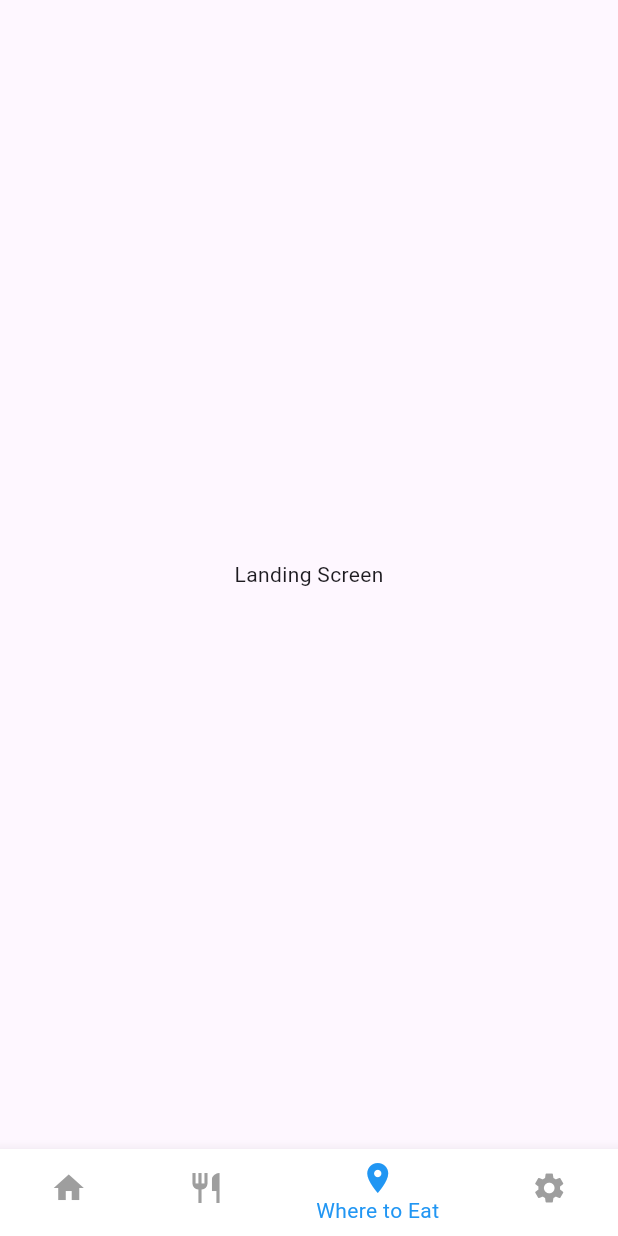
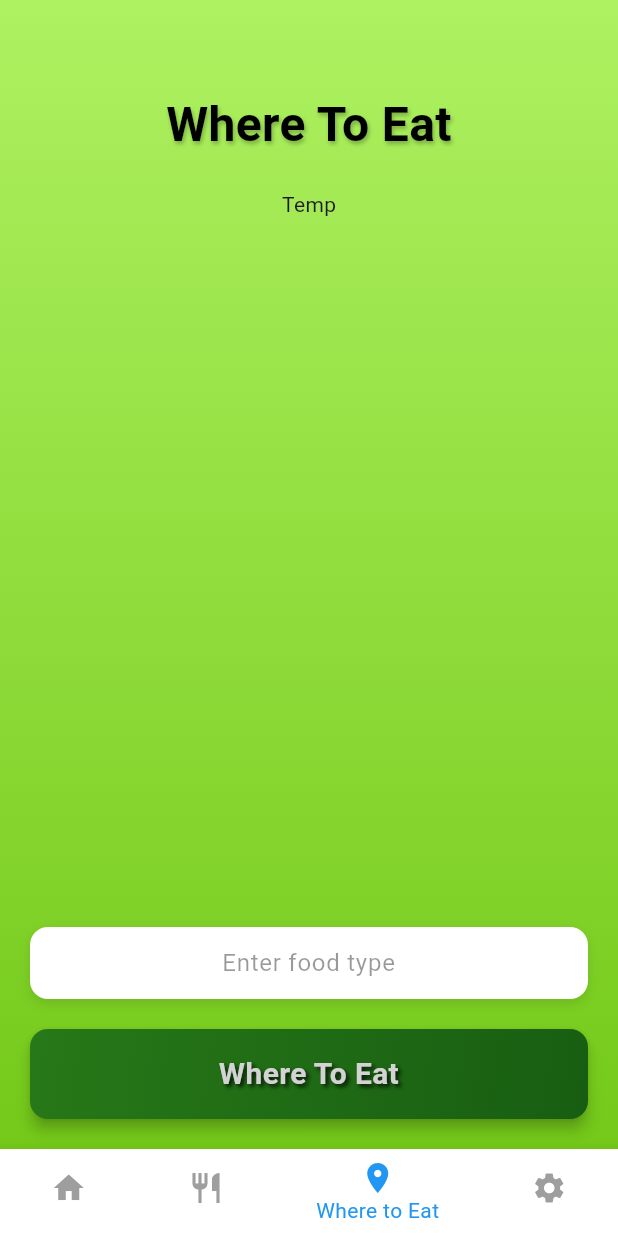
Before and after one commit to TyostoKarry/what_to_eat, a Flutter app: the screen it shows after launch, item 3 of the bottom bar chosen, on a phone screen of 412 x 824 dp. Run offline on Flutter 3.47's test engine with Material 3 defaults, Android fonts, the phone set to English and light mode, and no system bars; drawn by our look-alikes of auto_size_text; our stand-ins replace flutter_fortune_wheel.

Commit message:
Initialize WhereToEatSearch view
- Create WhereToEatSearch to have title at the top and TextField and a button at the bottom
- Add gradient colors for WhereToEat buttons
- Update WhatToEatCustomCategory TextField to have no border an utilize hintText instead of labelText

```diff
--- a/lib/models/where_to_eat_model.dart
+++ b/lib/models/where_to_eat_model.dart
@@ -1,9 +1,9 @@
 import 'package:flutter/material.dart';
 
-enum WhereToEatScreenState { landing, restaurantSelected }
+enum WhereToEatScreenState { search, restaurantSelected }
 
 class WhereToEatModel extends ChangeNotifier {
-  WhereToEatScreenState _whereToEatScreenState = WhereToEatScreenState.landing;
+  WhereToEatScreenState _whereToEatScreenState = WhereToEatScreenState.search;
   WhereToEatScreenState get whereToEatScreenState => _whereToEatScreenState;
 
   void setWhereToEatScreenState(WhereToEatScreenState newState) {
--- a/lib/screens/where_to_eat_screen.dart
+++ b/lib/screens/where_to_eat_screen.dart
@@ -2,6 +2,7 @@ import 'package:flutter/material.dart';
 import 'package:provider/provider.dart';
 
 import 'package:what_to_eat/models/where_to_eat_model.dart';
+import 'package:what_to_eat/views/where_to_eat/where_to_eat_search.dart';
 
 class WhereToEatScreen extends StatefulWidget {
   const WhereToEatScreen({super.key});
@@ -26,8 +27,8 @@ class _WhereToEatScreenState extends State<WhereToEatScreen> {
 
   Widget _buildBodyBasedOnState(WhereToEatScreenState _whereToEatScreenState) {
     switch (_whereToEatScreenState) {
-      case WhereToEatScreenState.landing:
-        return Text("Landing Screen");
+      case WhereToEatScreenState.search:
+        return WhereToEatSearch();
       case WhereToEatScreenState.restaurantSelected:
         return Text("Restaurant Selected Screen");
     }
--- a/lib/theme/app_colors.dart
+++ b/lib/theme/app_colors.dart
@@ -6,8 +6,10 @@ class AppColors {
       Color.fromARGB(255, 29, 94, 179);
   static const Color whatToEatButtonSecondaryColor =
       Color.fromARGB(255, 9, 78, 167);
-  static const Color whereToEatPrimaryColor =
-      Color.fromARGB(255, 200, 230, 201);
+  static const Color whereToEatButtonPrimaryColor =
+      Color.fromARGB(255, 39, 120, 24);
+  static const Color whereToEatButtonSecondaryColor =
+      Color.fromARGB(255, 24, 94, 18);
   static const Color textPrimaryColor = Color.fromARGB(255, 0, 0, 0);
   static const Color textPrimaryShadowColor = Color.fromARGB(25, 0, 0, 0);
   static const Color textSecondaryColor = Color.fromARGB(255, 211, 211, 211);
--- a/lib/views/what_to_eat/what_to_eat_custom_category.dart
+++ b/lib/views/what_to_eat/what_to_eat_custom_category.dart
@@ -166,13 +166,10 @@ class _WhatToEatCustomCategory extends State<WhatToEatCustomCategory> {
                             ),
                             Expanded(
                               child: Container(
+                                height: 60,
                                 decoration: BoxDecoration(
                                   color: AppColors.foodItemBackgroundColor,
                                   borderRadius: BorderRadius.circular(12),
-                                  border: Border.all(
-                                    color: AppColors.textPrimaryColor,
-                                    width: 0.2,
-                                  ),
                                   boxShadow: [
                                     BoxShadow(
                                       offset: Offset(0, 3),
@@ -194,14 +191,10 @@ class _WhatToEatCustomCategory extends State<WhatToEatCustomCategory> {
                                           ),
                                           cursorWidth: 1.3,
                                           decoration: InputDecoration(
-                                            labelText: 'Enter food name',
-                                            labelStyle: TextStyle(
+                                            hintText: 'Enter food name',
+                                            hintStyle: TextStyle(
                                               color: AppColors.textPrimaryColor
-                                                  .withOpacity(0.6),
-                                            ),
-                                            floatingLabelStyle: TextStyle(
-                                              color: AppColors.textPrimaryColor
-                                                  .withOpacity(0.6),
+                                                  .withOpacity(0.4),
                                             ),
                                             border: InputBorder.none,
                                           ),
--- /dev/null
+++ b/lib/views/where_to_eat/where_to_eat_search.dart
@@ -0,0 +1,91 @@
+import 'package:flutter/material.dart';
+import 'package:what_to_eat/components/wte_button.dart';
+import 'package:what_to_eat/components/wte_view_title.dart';
+
+import 'package:what_to_eat/theme/app_colors.dart';
+
+class WhereToEatSearch extends StatefulWidget {
+  const WhereToEatSearch({super.key});
+
+  @override
+  State<WhereToEatSearch> createState() => _WhereToEatSearchState();
+}
+
+class _WhereToEatSearchState extends State<WhereToEatSearch> {
+  TextEditingController _controller = TextEditingController();
+
+  @override
+  void dispose() {
+    // Dispose all TextEditingControllers to prevent memory leaks
+    _controller.dispose();
+    super.dispose();
+  }
+
+  @override
+  Widget build(BuildContext context) {
+    return Scaffold(
+      body: Container(
+        decoration: BoxDecoration(
+          gradient: AppColors.getWhereToEatBackground(),
+        ),
+        child: Column(
+          children: [
+            WTEViewTitle(
+              titleText: "Where To Eat",
+              padding: EdgeInsets.only(top: 60, bottom: 20),
+            ),
+            Expanded(
+              child: Text("Temp"),
+            ),
+            Padding(
+              padding: const EdgeInsets.symmetric(horizontal: 20),
+              child: Container(
+                decoration: BoxDecoration(
+                  color: AppColors.foodItemBackgroundColor,
+                  borderRadius: BorderRadius.circular(12),
+                  boxShadow: [
+                    BoxShadow(
+                      offset: Offset(0, 3),
+                      blurRadius: 6,
+                      color: Colors.black.withOpacity(0.1),
+                    ),
+                  ],
+                ),
+                child: Padding(
+                  padding: const EdgeInsets.symmetric(horizontal: 20),
+                  child: TextField(
+                    controller: _controller,
+                    style: TextStyle(
+                      color: AppColors.textPrimaryColor,
+                    ),
+                    textAlign: TextAlign.center,
+                    cursorWidth: 1.3,
+                    decoration: InputDecoration(
+                      hintText: 'Enter food type',
+                      hintStyle: TextStyle(
+                        color: AppColors.textPrimaryColor.withOpacity(0.4),
+                      ),
+                      border: InputBorder.none,
+                    ),
+                  ),
+                ),
+              ),
+            ),
+            Padding(
+              padding: const EdgeInsets.symmetric(horizontal: 20, vertical: 20),
+              child: WTEButton(
+                text: "Where To Eat",
+                textColor: AppColors.textSecondaryColor,
+                gradientColors: [
+                  AppColors.whereToEatButtonPrimaryColor,
+                  AppColors.whereToEatButtonSecondaryColor
+                ],
+                onTap: () {},
+              ),
+            ),
+          ],
+        ),
+      ),
+    );
+  }
+}
```
